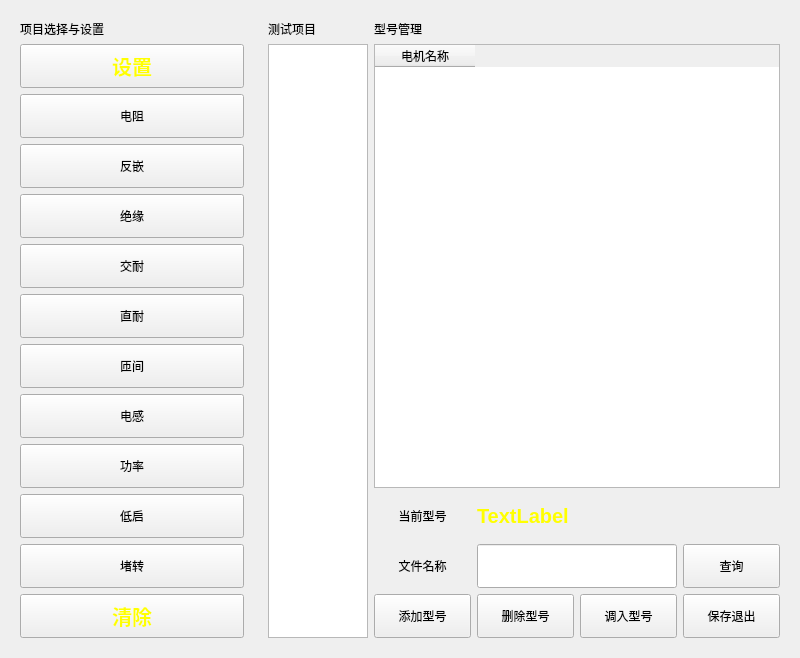
The window that WinType.ui (bloglink/aip-tester) describes before a commit, drawn with Qt 5.
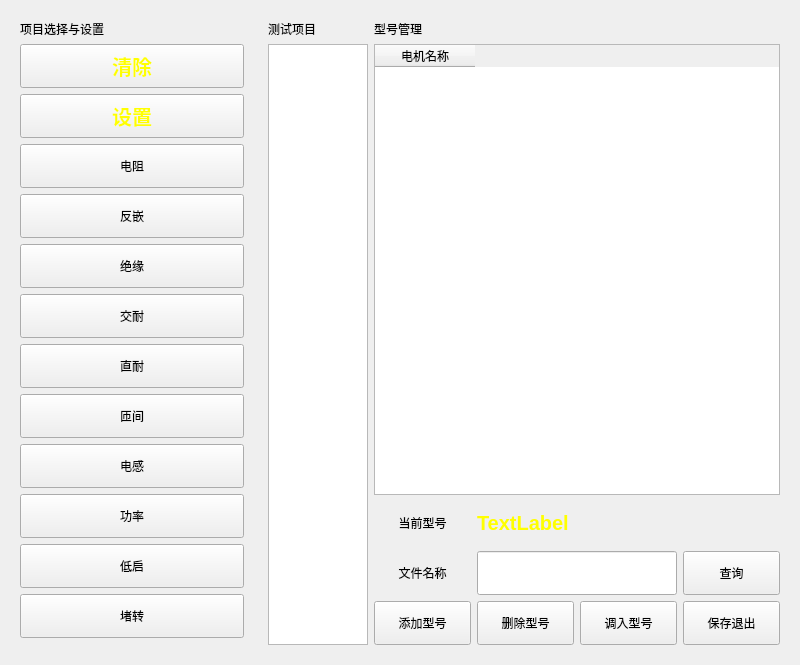
The same window after the commit. Icons and pictures are not drawn.

Commit message: fix:(2.1.0.170401)匝间模块修复电压显示不全

```diff
--- a/WinType.ui
+++ b/WinType.ui
@@ -7,7 +7,7 @@
     <x>0</x>
     <y>0</y>
     <width>800</width>
-    <height>600</height>
+    <height>665</height>
    </rect>
   </property>
   <property name="windowTitle">
@@ -280,6 +280,22 @@
          </property>
         </widget>
        </item>
+       <item>
+        <widget class="QPushButton" name="BtnItemDelete">
+         <property name="minimumSize">
+          <size>
+           <width>97</width>
+           <height>44</height>
+          </size>
+         </property>
+         <property name="styleSheet">
+          <string notr="true">color:yellow;font:Bold 15pt Ubuntu</string>
+         </property>
+         <property name="text">
+          <string>清除</string>
+         </property>
+        </widget>
+       </item>
        <item>
         <widget class="QPushButton" name="BtnItemSet">
          <property name="minimumSize">
@@ -426,22 +442,6 @@
          </property>
         </widget>
        </item>
-       <item>
-        <widget class="QPushButton" name="BtnItemDelete">
-         <property name="minimumSize">
-          <size>
-           <width>97</width>
-           <height>44</height>
-          </size>
-         </property>
-         <property name="styleSheet">
-          <string notr="true">color:yellow;font:Bold 15pt Ubuntu</string>
-         </property>
-         <property name="text">
-          <string>清除</string>
-         </property>
-        </widget>
-       </item>
        <item>
         <spacer name="verticalSpacer_2">
          <property name="orientation">
```
The commit also changes 2 other files.
